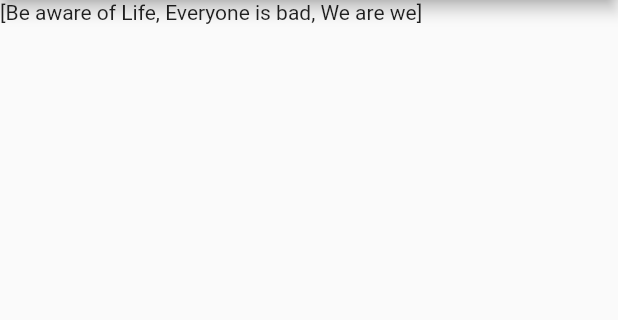
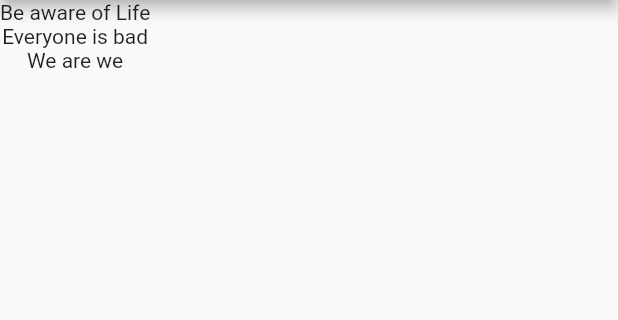
Before and after one commit to Jackson112/to_do_list-App, a Flutter app: the screen it shows after launch, on a phone screen of 412 x 824 dp, the part 84-404 px from its top. Run offline on Flutter 3.47's test engine with Material 2 defaults, Android fonts, the phone set to English and light mode, and no system bars.

Commit message:
06/10/2020

```diff
--- a/lib/main.dart
+++ b/lib/main.dart
@@ -22,10 +22,7 @@ class _QuoteListState extends State<QuoteList> {
         backgroundColor: Colors.redAccent,
       ),
       body: Column(
-        children: [
-          Text('$quote'),
-
-        ],
+        children: quote.map((quote) => Text(quote)).toList(),
       ),
     );
   }
```
